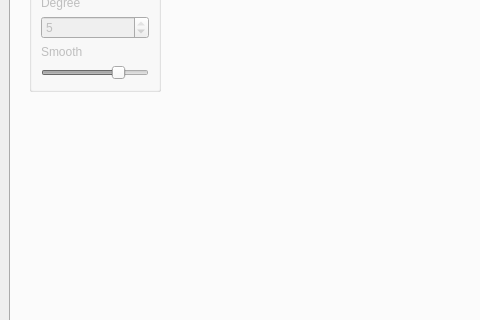
Above: pyDSA_gui/design.ui from galaunay/pyDSA_gui before the change; both pictures show x 0 to 480 and y 422 to 742 of the 972 by 854 pixel window. Below: the same form after it.
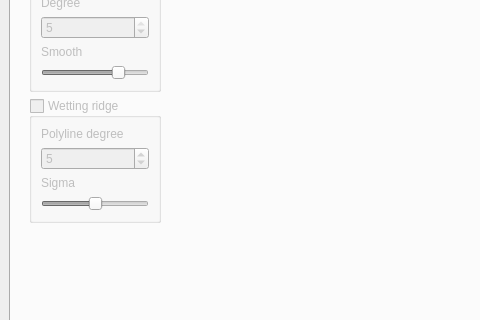
That is the form after the change. The open tabs and pages were chosen to show the change. Custom widgets are drawn as their Qt base class.

Commit message: Add wetting ridge fitting to gui

```diff
--- a/pyDSA_gui/design.ui
+++ b/pyDSA_gui/design.ui
@@ -1129,6 +1129,76 @@
              </layout>
             </widget>
            </item>
+           <item>
+            <widget class="QGroupBox" name="tab3_wetting_ridge_box">
+             <property name="enabled">
+              <bool>false</bool>
+             </property>
+             <property name="toolTip">
+              <string>Fit two splines to each droplet side.</string>
+             </property>
+             <property name="title">
+              <string>Wetting ridge</string>
+             </property>
+             <property name="flat">
+              <bool>false</bool>
+             </property>
+             <property name="checkable">
+              <bool>true</bool>
+             </property>
+             <property name="checked">
+              <bool>false</bool>
+             </property>
+             <layout class="QVBoxLayout" name="verticalLayout_29">
+              <item>
+               <widget class="QLabel" name="label_16">
+                <property name="text">
+                 <string>Polyline degree</string>
+                </property>
+               </widget>
+              </item>
+              <item>
+               <widget class="QSpinBox" name="tab3_wetting_ridge_polydeg">
+                <property name="toolTip">
+                 <string>Degree of the spline (up to 5)</string>
+                </property>
+                <property name="minimum">
+                 <number>1</number>
+                </property>
+                <property name="maximum">
+                 <number>50</number>
+                </property>
+                <property name="value">
+                 <number>5</number>
+                </property>
+               </widget>
+              </item>
+              <item>
+               <widget class="QLabel" name="label_18">
+                <property name="text">
+                 <string>Sigma</string>
+                </property>
+               </widget>
+              </item>
+              <item>
+               <widget class="QSlider" name="tab3_wetting_ridge_sigma">
+                <property name="toolTip">
+                 <string>Smoothiness of the spline</string>
+                </property>
+                <property name="maximum">
+                 <number>100</number>
+                </property>
+                <property name="value">
+                 <number>50</number>
+                </property>
+                <property name="orientation">
+                 <enum>Qt::Horizontal</enum>
+                </property>
+               </widget>
+              </item>
+             </layout>
+            </widget>
+           </item>
            <item>
             <spacer name="verticalSpacer_7">
              <property name="orientation">
```
Left out of the diff: 2 changed lines with no effect on the pictures. The commit also changes 1 other file.
